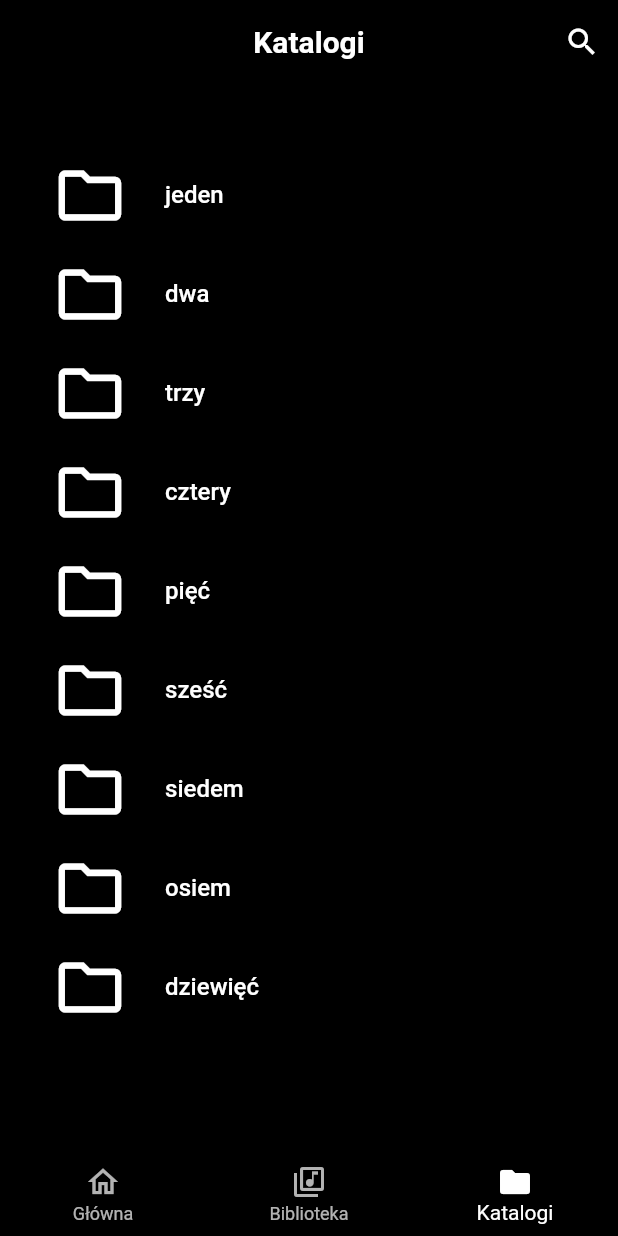
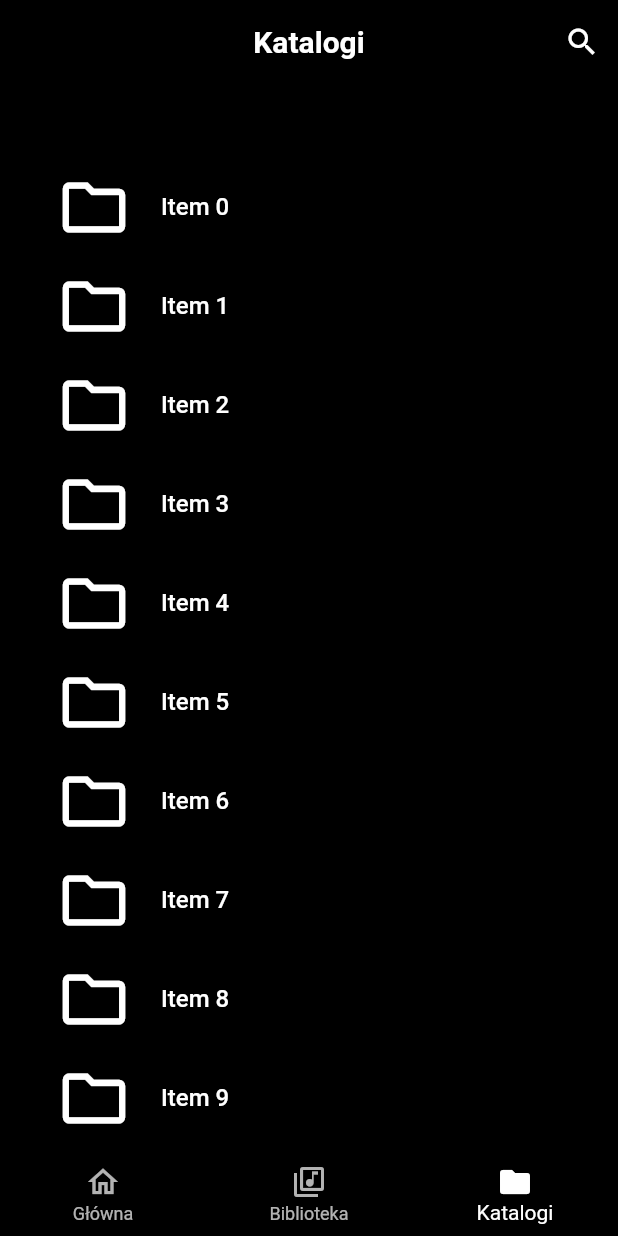
Before and after one commit to pureduck2/odtwarzacz, a Flutter app: the screen it shows after launch, item 3 of the bottom bar chosen, on a phone screen of 412 x 824 dp. Run offline on Flutter 3.47's test engine with Material 2 defaults, Android fonts, the phone set to English and light mode, and no system bars; our stand-ins replace audio_video_progress_bar; network calls fail.

Commit message:
search function and list

```diff
--- a/lib/main.dart
+++ b/lib/main.dart
@@ -1,3 +1,4 @@
+// @dart=2.9
 import 'package:flutter/material.dart';
 
 import 'app.dart';
--- a/lib/screens/directories.dart
+++ b/lib/screens/directories.dart
@@ -13,13 +13,43 @@ class _DirectoriesState extends State<Directories> {
     style: TextStyle(
         fontSize: 20,
         fontWeight: FontWeight.bold),);
+
+  final duplicateItems = List<String>.generate(69, (i) => "Item $i");
+  var items = <String>[];
+
+  @override
+  void initState() {
+    items.addAll(duplicateItems);
+    super.initState();
+  }
+
+  void filterSearchResults(String query) {
+    List<String> dummySearchList = <String>[];
+    dummySearchList.addAll(duplicateItems);
+    if(query.isNotEmpty) {
+      List<String> dummyListData = <String>[];
+      for (var item in dummySearchList) {
+        if(item.contains(query)) {
+          dummyListData.add(item);
+        }
+      }
+      setState(() {
+        items.clear();
+        items.addAll(dummyListData);
+      });
+      return;
+    } else {
+      setState(() {
+        items.clear();
+        items.addAll(duplicateItems);
+      });
+    }
+  }
+
   @override
   Widget build(BuildContext context) {
-    //return const Center(child: Text('Katalogi'));
 
-    return MaterialApp(
-    title: 'Directories',
-    home: Scaffold(
+    return Scaffold(
       resizeToAvoidBottomInset: false,
     backgroundColor: Colors.black,
     appBar: PreferredSize(preferredSize: const Size.fromHeight(60),
@@ -33,14 +63,17 @@ class _DirectoriesState extends State<Directories> {
             setState(() {
               if (customIcon.icon == Icons.search) {
                 customIcon = const Icon(Icons.cancel);
-                customSearchBar = const ListTile(
-                  leading: Icon(
+                customSearchBar =  ListTile(
+                  leading: const Icon(
                     Icons.search,
                     color: Colors.white,
                     size: 28,
                   ),
                   title: TextField(
-                    decoration: InputDecoration(
+                    onChanged: (value){
+                      filterSearchResults(value);
+                    },
+                    decoration: const InputDecoration(
                       hintText: 'Szukaj...',
                       hintStyle: TextStyle(
                         color: Colors.white,
@@ -49,7 +82,7 @@ class _DirectoriesState extends State<Directories> {
                       ),
                       border: InputBorder.none,
                     ),
-                    style: TextStyle(
+                    style: const TextStyle(
                       color: Colors.white,
                     ),
                   ),
@@ -72,7 +105,13 @@ class _DirectoriesState extends State<Directories> {
       children: [
         const SizedBox(height: 30),
 
-        Row(
+   ListView.builder(
+    padding: const EdgeInsets.all(8),
+    itemCount: items.length,
+     shrinkWrap: true,
+     physics: const NeverScrollableScrollPhysics(),
+     itemBuilder: (BuildContext context, int index){
+       return Row(
           mainAxisAlignment: MainAxisAlignment.spaceEvenly,
           children: [
             IconButton(
@@ -80,206 +119,47 @@ class _DirectoriesState extends State<Directories> {
               iconSize: 50,
               onPressed: () {},
             ),
-
             SizedBox(
               width: 275,
-              child: Column(
-                crossAxisAlignment: CrossAxisAlignment.start,
-                children: const [
-                  Text('jeden',style: TextStyle(fontSize: 16,color: Colors.white,fontWeight: FontWeight.w500),
-                  ),
-                ],
+              child: Text(items[index],style: const TextStyle(fontSize: 16,color: Colors.white,fontWeight: FontWeight.w500),
               ),
-
             ),
           ],
-        ),
+        );
+     },
 
-        Row(
-          mainAxisAlignment: MainAxisAlignment.spaceEvenly,
-          children: [
-            IconButton(
-              icon: const Icon(Icons.folder_outlined, color: Colors.white),
-              iconSize: 50,
-              onPressed: () {},
-            ),
+   )
 
-            SizedBox(
-              width: 275,
-              child: Column(
-                crossAxisAlignment: CrossAxisAlignment.start,
-                children: const [
-                  Text('dwa',style: TextStyle(fontSize: 16,color: Colors.white,fontWeight: FontWeight.w500),
-                  ),
-                ],
-              ),
 
-            ),
-          ],
-        ),
 
-        Row(
-          mainAxisAlignment: MainAxisAlignment.spaceEvenly,
-          children: [
-            IconButton(
-              icon: const Icon(Icons.folder_outlined, color: Colors.white),
-              iconSize: 50,
-              onPressed: () {},
-            ),
 
-            SizedBox(
-              width: 275,
-              child: Column(
-                crossAxisAlignment: CrossAxisAlignment.start,
-                children: const [
-                  Text('trzy',style: TextStyle(fontSize: 16,color: Colors.white,fontWeight: FontWeight.w500,),
-                  ),
-                ],
-              ),
+   // ...List<Widget>.generate(100, (i) => Text("chuj $i")),
 
-            ),
-          ],
-        ),
 
-        Row(
-          mainAxisAlignment: MainAxisAlignment.spaceEvenly,
-          children: [
-            IconButton(
-              icon: const Icon(Icons.folder_outlined, color: Colors.white),
-              iconSize: 50,
-              onPressed: () {},
-            ),
-
-            SizedBox(
-              width: 275,
-              child: Column(
-                crossAxisAlignment: CrossAxisAlignment.start,
-                children: const [
-                  Text('cztery',style: TextStyle(fontSize: 16,color: Colors.white,fontWeight: FontWeight.w500,),
-                  ),
-                ],
-              ),
-
-            ),
-          ],
-        ),
-
-        Row(
-          mainAxisAlignment: MainAxisAlignment.spaceEvenly,
-          children: [
-            IconButton(
-              icon: const Icon(Icons.folder_outlined, color: Colors.white),
-              iconSize: 50,
-              onPressed: () {},
-            ),
-
-            SizedBox(
-              width: 275,
-              child: Column(
-                crossAxisAlignment: CrossAxisAlignment.start,
-                children: const [
-                  Text('pięć',style: TextStyle(fontSize: 16,color: Colors.white,fontWeight: FontWeight.w500,),
-                  ),
-                ],
-              ),
-
-            ),
-          ],
-        ),
-        Row(
-          mainAxisAlignment: MainAxisAlignment.spaceEvenly,
-          children: [
-            IconButton(
-              icon: const Icon(Icons.folder_outlined, color: Colors.white),
-              iconSize: 50,
-              onPressed: () {},
-            ),
-
-            SizedBox(
-              width: 275,
-              child: Column(
-                crossAxisAlignment: CrossAxisAlignment.start,
-                children: const [
-                  Text('sześć',style: TextStyle(fontSize: 16,color: Colors.white,fontWeight: FontWeight.w500,),
-                  ),
-                ],
-              ),
-
-            ),
-          ],
-        ),
-
-        Row(
-          mainAxisAlignment: MainAxisAlignment.spaceEvenly,
-          children: [
-            IconButton(
-              icon: const Icon(Icons.folder_outlined, color: Colors.white),
-              iconSize: 50,
-              onPressed: () {},
-            ),
-
-            SizedBox(
-              width: 275,
-              child: Column(
-                crossAxisAlignment: CrossAxisAlignment.start,
-                children: const [
-                  Text('siedem',style: TextStyle(fontSize: 16,color: Colors.white,fontWeight: FontWeight.w500,),
-                  ),
-                ],
-              ),
-
-            ),
-          ],
-        ),
-        Row(
-          mainAxisAlignment: MainAxisAlignment.spaceEvenly,
-          children: [
-            IconButton(
-              icon: const Icon(Icons.folder_outlined, color: Colors.white),
-              iconSize: 50,
-              onPressed: () {},
-            ),
-
-            SizedBox(
-              width: 275,
-              child: Column(
-                crossAxisAlignment: CrossAxisAlignment.start,
-                children: const [
-                  Text('osiem',style: TextStyle(fontSize: 16,color: Colors.white,fontWeight: FontWeight.w500,),
-                  ),
-                ],
-              ),
-
-            ),
-          ],
-        ),
-        Row(
-          mainAxisAlignment: MainAxisAlignment.spaceEvenly,
-          children: [
-            IconButton(
-              icon: const Icon(Icons.folder_outlined, color: Colors.white),
-              iconSize: 50,
-              onPressed: () {},
-            ),
-
-            SizedBox(
-              width: 275,
-              child: Column(
-                crossAxisAlignment: CrossAxisAlignment.start,
-                children: const [
-                  Text('dziewięć',style: TextStyle(fontSize: 16,color: Colors.white,fontWeight: FontWeight.w500,),
-                  ),
-                ],
-              ),
-
-            ),
-          ],
-        ),
+//        Row(
+//          mainAxisAlignment: MainAxisAlignment.spaceEvenly,
+//          children: [
+//            IconButton(
+//              icon: const Icon(Icons.folder_outlined, color: Colors.white),
+//              iconSize: 50,
+//              onPressed: () {},
+//            ),
+//            SizedBox(
+//              width: 275,
+//              child: Column(
+//                crossAxisAlignment: CrossAxisAlignment.start,
+//                children: const [
+//                  Text('jeden',style: TextStyle(fontSize: 16,color: Colors.white,fontWeight: FontWeight.w500),
+//                  ),
+//                ],
+//              ),
+//            ),
+//          ],
+//        ),
       ],
     )
     )
     ),
-    )
     );
     }
 }
```
